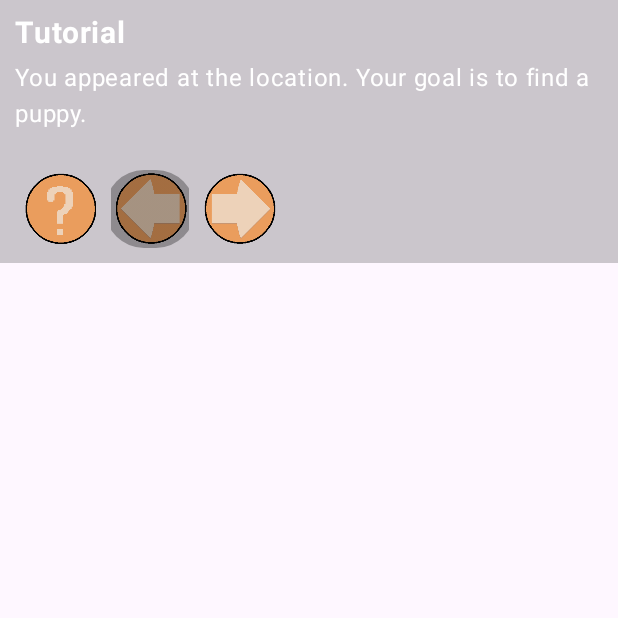
After one commit to AlexSh3v/find-puppy, an Android app built with Jetpack Compose: the composable HowToPlayScreen called with empty values, on a phone screen of 412 x 824 dp, the top half of it. The commit adds this screen. Run offline under Robolectric (Android 15) with nearby library versions, the phone set to English and light mode, and no system bars.

Commit message:
Added Tutorial

```diff
--- /dev/null
+++ b/app/src/main/java/com/alexsh3v/findpuppy/game/HowToPlayScreen.kt
@@ -0,0 +1,154 @@
+package com.alexsh3v.findpuppy.game
+
+import android.annotation.SuppressLint
+import androidx.compose.foundation.Image
+import androidx.compose.foundation.border
+import androidx.compose.foundation.clickable
+import androidx.compose.foundation.layout.*
+import androidx.compose.foundation.shape.CircleShape
+import androidx.compose.foundation.shape.CornerSize
+import androidx.compose.foundation.shape.RoundedCornerShape
+import androidx.compose.material3.Surface
+import androidx.compose.material3.Text
+import androidx.compose.runtime.*
+import androidx.compose.ui.Alignment
+import androidx.compose.ui.Modifier
+import androidx.compose.ui.draw.clip
+import androidx.compose.ui.graphics.BlendMode
+import androidx.compose.ui.graphics.Color
+import androidx.compose.ui.graphics.ColorFilter
+import androidx.compose.ui.layout.ContentScale
+import androidx.compose.ui.res.painterResource
+import androidx.compose.ui.res.stringArrayResource
+import androidx.compose.ui.res.stringResource
+import androidx.compose.ui.text.font.FontWeight
+import androidx.compose.ui.unit.Dp
+import androidx.compose.ui.unit.dp
+import androidx.compose.ui.unit.sp
+import androidx.compose.ui.zIndex
+import com.alexsh3v.findpuppy.FindPuppyGame
+import com.alexsh3v.findpuppy.R
+import com.alexsh3v.findpuppy.ui.theme.DarkTransparent
+import java.lang.Integer.max
+
+@SuppressLint("ResourceType")
+@Composable
+fun HowToPlayScreen(
+    instructionIndex: Int,
+    onInstructionIndexChanged: (Int) -> Unit,
+    onExitTutorial: () -> Unit,
+    buttonSize: Dp = 60.dp,
+) {
+
+    val helpInstructions = stringArrayResource(id = R.array.help_instructions)
+
+    Surface(
+        color = DarkTransparent.copy(alpha = .2f),
+        modifier = Modifier
+            .zIndex(FindPuppyGame.UI_SCREEN_Z_INDEX + 1)
+            .height(175.dp)
+    ) {
+        Row(
+            modifier = Modifier.padding(10.dp)
+        ) {
+
+//            Image(
+//                painter = painterResource(id = R.raw.helper_anastasia),
+//                contentDescription = null,
+//                modifier = Modifier
+//                    .size(150.dp)
+//                    .clip(RoundedCornerShape(99.dp))
+//                    .border(5.dp, Color.Green, RoundedCornerShape(99.dp))
+//                    .weight(1f)
+//            )
+
+            Column(
+                modifier = Modifier
+                    .weight(2f)
+            ) {
+
+                Column(
+                    modifier = Modifier.weight(2f)
+                ) {
+
+                    Text(
+                        text = stringResource(id = R.string.tutorial),
+                        fontWeight = FontWeight.Bold,
+                        fontSize = 20.sp,
+                        color = Color.White,
+                        modifier = Modifier.weight(1f)
+                    )
+
+                    Spacer(modifier = Modifier.height(5.dp))
+
+                    Text(
+                        text = helpInstructions[instructionIndex],
+                        color = Color.White,
+                        modifier = Modifier.weight(3f)
+                    )
+                }
+
+                Row(
+                    verticalAlignment = Alignment.CenterVertically,
+                    horizontalArrangement = Arrangement.End,
+                    modifier = Modifier.weight(1f)
+                ) {
+
+                    Image(
+                        painter = painterResource(id = R.raw.question_button),
+                        contentDescription = "",
+                        contentScale = ContentScale.Fit,
+                        modifier = Modifier
+                            .clip(CircleShape.copy(CornerSize(99.dp)))
+                            .size(buttonSize)
+                            .clickable { onExitTutorial() },
+                    )
+
+                    val isLeftArrowEnabled = instructionIndex > 0
+                    Image(
+                        painter = painterResource(id = R.raw.arrow_left_button),
+                        contentDescription = null,
+                        contentScale = ContentScale.Fit,
+                        colorFilter = if (!isLeftArrowEnabled)
+                            ColorFilter.tint(Color(0f, 0f, 0f, .3f), BlendMode.Darken)
+                        else null,
+                        modifier = Modifier
+                            .clip(CircleShape.copy(CornerSize(99.dp)))
+                            .size(buttonSize)
+                            .clickable(
+                                enabled = isLeftArrowEnabled,
+                                onClick = {
+                                    val index = max(instructionIndex - 1, 0)
+                                    onInstructionIndexChanged(index)
+                                }
+                            )
+                    )
+
+                    val isRightArrowEnabled = (instructionIndex + 1 < helpInstructions.size)
+                    Image(
+                        painter = painterResource(id = R.raw.arrow_right_button),
+                        contentDescription = null,
+                        contentScale = ContentScale.Fit,
+                        colorFilter = if (!isRightArrowEnabled)
+                            ColorFilter.tint(Color(0f, 0f, 0f, .3f), BlendMode.Darken)
+                        else null,
+                        modifier = Modifier
+                            .clip(CircleShape.copy(CornerSize(99.dp)))
+                            .size(buttonSize)
+                            .clickable(
+                                enabled = isRightArrowEnabled,
+                                onClick = {
+                                    val index = (instructionIndex + 1) % helpInstructions.size
+                                    onInstructionIndexChanged(index)
+                                }
+                            )
+                    )
+
+                }
+            }
+
+
+        }
+    }
+
+}
--- a/app/src/main/java/com/alexsh3v/findpuppy/ui/theme/Color.kt
+++ b/app/src/main/java/com/alexsh3v/findpuppy/ui/theme/Color.kt
@@ -13,3 +13,4 @@ val Pink40 = Color(0xFF7D5260)
 val PuppyMain = Color(0xffea9d5d)
 val AllowToGo = Color(0x43000000)
 val EnemySpotted = Color(0x81FF0000)
+val DarkTransparent = Color(0x99000000)
--- a/app/src/main/res/values/strings.xml
+++ b/app/src/main/res/values/strings.xml
@@ -1,3 +1,20 @@
 <resources>
-    <string name="app_name">Find Puppy</string>
+    <string name="app_name" translatable="false">Find Puppy</string>
+    <string name="tutorial">Tutorial</string>
+
+    <string name="tutorial_phrase_1">You appeared at the location. Your goal is to find a puppy.</string>
+    <string name="tutorial_phrase_2">You can walk up, right, left and down</string>
+    <string name="tutorial_phrase_3">By sounds and vibrations, you can determine that there are opponents nearby.</string>
+    <string name="tutorial_phrase_4">The sounds will indicate the number of enemies in all eight cells around you.</string>
+    <string name="tutorial_phrase_5">The vibration will indicate that the enemy is where you can go.</string>
+    <string name="tutorial_phrase_6">Press Question mark to exit tutorial</string>
+
+    <string-array name="help_instructions">
+        <item>@string/tutorial_phrase_1</item>
+        <item>@string/tutorial_phrase_2</item>
+        <item>@string/tutorial_phrase_3</item>
+        <item>@string/tutorial_phrase_4</item>
+        <item>@string/tutorial_phrase_5</item>
+        <item>@string/tutorial_phrase_6</item>
+    </string-array>
 </resources>
```
Also changed, not shown: app/src/main/java/com/alexsh3v/findpuppy/MainActivity.kt (+0 -11 lines), app/src/main/java/com/alexsh3v/findpuppy/game/Game.kt (+18 -0 lines), app/src/main/java/com/alexsh3v/findpuppy/game/StatusBar.kt (+30 -6 lines), app/src/main/res/raw/arrow_left_button.png (added), app/src/main/res/raw/arrow_right_button.png (added), app/src/main/res/raw/question_button.png (added), 1 other file.
